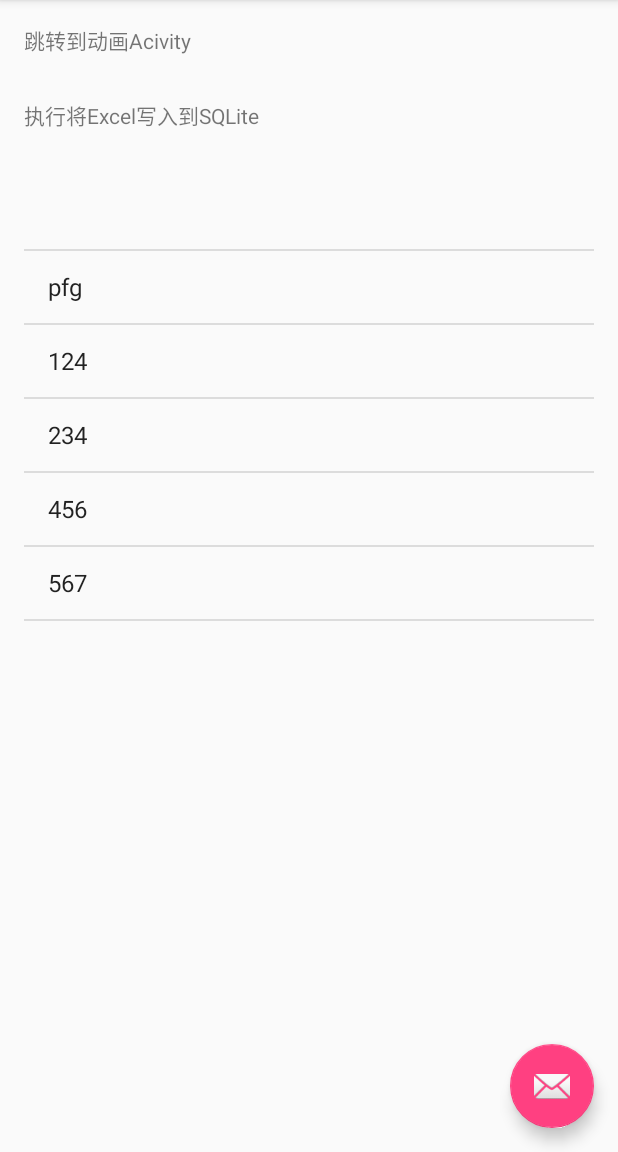
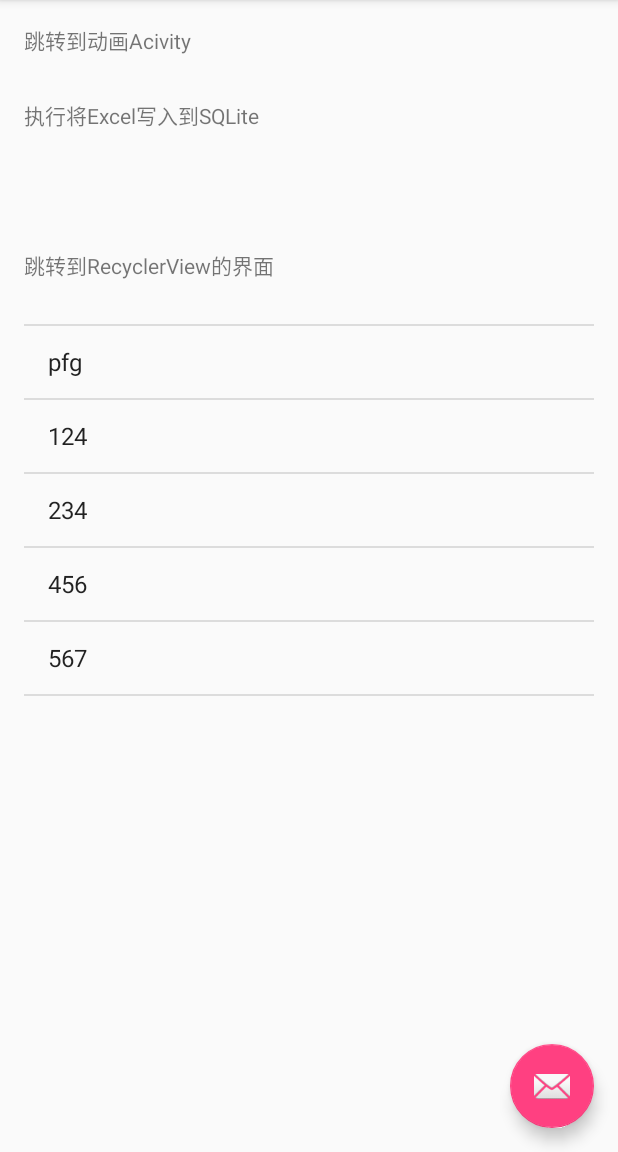
Before and after one commit to Learzhu/LearzhuBrowser, an Android app: the screen it shows after launch (MainActivity), on a phone screen of 412 x 824 dp, the part 84-1236 px from its top. Run offline under Robolectric (Android 15) with nearby library versions, the phone set to English and light mode, and no system bars; libraries missing offline, so code that uses them is left out: jxl.read.biff, org.litepal; 1 statement that could not run was skipped.

Commit message:
1.RecyclerView 的尝试

```diff
--- a/app/build.gradle
+++ b/app/build.gradle
@@ -1,5 +1,6 @@
 apply plugin: 'com.android.application'
 apply plugin: 'kotlin-android'
+apply plugin: 'kotlin-android-extensions'
 
 android {
     compileSdkVersion 25
--- a/app/src/main/java/com/learzhu/browser/fragment/MainActivityFragment.java
+++ b/app/src/main/java/com/learzhu/browser/fragment/MainActivityFragment.java
@@ -7,6 +7,7 @@ import android.content.Intent;
 import android.content.SharedPreferences;
 import android.os.Bundle;
 import android.support.v4.app.Fragment;
+import android.support.v7.widget.RecyclerView;
 import android.util.Log;
 import android.view.LayoutInflater;
 import android.view.View;
@@ -17,6 +18,8 @@ import android.widget.TextView;
 
 import com.learzhu.browser.R;
 import com.learzhu.browser.activity.AnimActivity;
+import com.learzhu.browser.activity.MainActivity;
+import com.learzhu.browser.activity.RecyclerViewActivity;
 import com.learzhu.browser.litepal.bean.ExpressBean;
 import com.learzhu.browser.utils.ToastUtil;
 
@@ -40,7 +43,7 @@ public class MainActivityFragment extends Fragment {
     ArrayAdapter adapter = null;
     ArrayList<String> list1 = new ArrayList<String>();
 
-    private TextView mTextView1, mTextView2;
+    private TextView mTextView1, mTextView2, mTextViewD;
 
     private View mView;
 
@@ -59,6 +62,7 @@ public class MainActivityFragment extends Fragment {
 //        View headerView = LayoutInflater.from(getActivity()).inflate(R.layout.layout_listview_header, null);
         mTextView1 = (TextView) headerView.findViewById(R.id.headera_tv);
         mTextView2 = (TextView) headerView.findViewById(R.id.headerb_tv);
+        mTextViewD = (TextView) headerView.findViewById(R.id.headerd_tv);
         String s1 = "AAAAAAAAAAAAAAAAAAAAAAAAAAAAAAAAAAAAAAAAAA";
         String s2 = "BBBBBBBBBBBBBBBBBBBBBBBBBBBBBBBBB";
 //        mTextView2.setText(s1 + ":" + s2);
@@ -80,8 +84,14 @@ public class MainActivityFragment extends Fragment {
             public void onClick(View v) {
                 ToastUtil.showShortToast(getContext(), "执行将Excel写入到SQLite");
                 ToastUtil.showShortToast(getActivity(), "执行将Excel写入到SQLite");
-                mView.setBackgroundResource(R.color.colorAccent);
+//                mView.setBackgroundResource(R.color.colorAccent);
                 translateExcel2SQLite();
+            }
+        });
+        mTextViewD.setOnClickListener(new View.OnClickListener() {
+            @Override
+            public void onClick(View v) {
+                RecyclerViewActivity.actionStart(MainActivity.this);
             }
         });
         mListView.addHeaderView(headerView);
--- a/app/src/main/res/layout/layout_listview_header.xml
+++ b/app/src/main/res/layout/layout_listview_header.xml
@@ -25,4 +25,11 @@
         android:layout_height="50dp"
         android:text="CCCCCCCCCCCCCCCCCCCCCC"
         android:visibility="visible"/>
+
+    <TextView
+        android:id="@+id/headerd_tv"
+        android:layout_width="wrap_content"
+        android:layout_height="50dp"
+        android:text="跳转到RecyclerView的界面"
+        android:visibility="visible"/>
 </LinearLayout>
```
Also changed, not shown: app/src/main/AndroidManifest.xml (+20 -16 lines), app/src/main/java/com/learzhu/browser/activity/RecyclerViewActivity.kt (added, +29 -0 lines), app/src/main/res/layout/activity_recycler_view.xml (added, +13 -0 lines).
